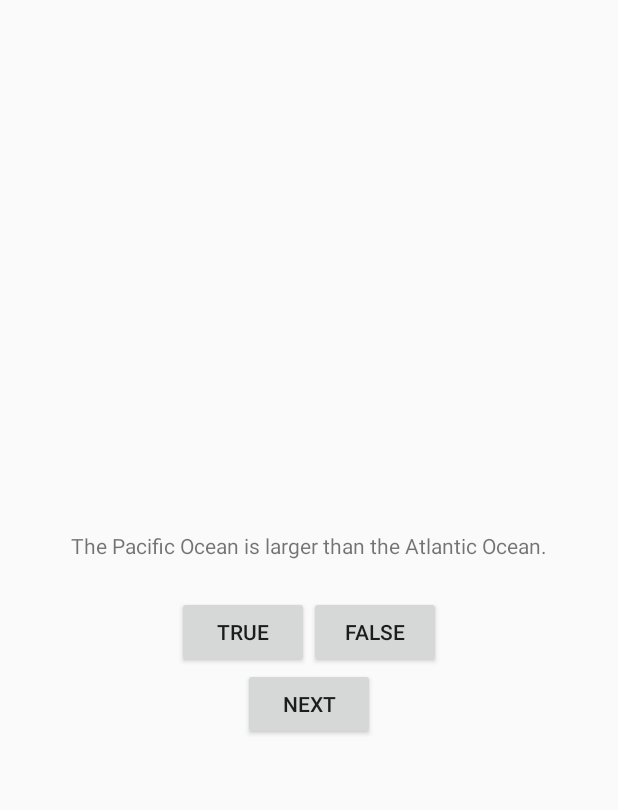
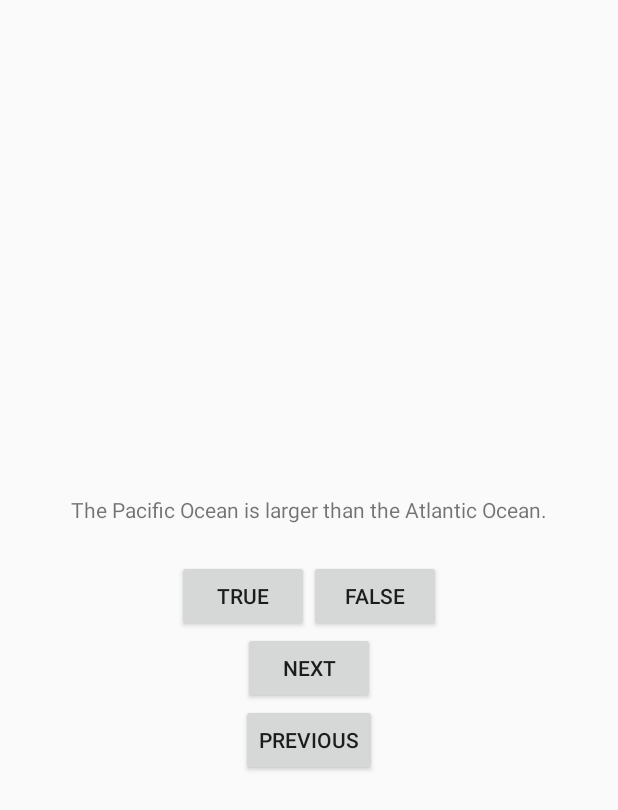
Before and after one commit to ervinb/GeoQuiz, an Android app: the screen it shows after launch (QuizActivity), on a phone screen of 412 x 824 dp. Shown: the top 810 px of the screen. Run offline under Robolectric (Android 15) with nearby library versions, the phone set to English and light mode, and no system bars.

Commit message:
Save state on config change and add a landscape layout

```diff
--- a/GeoQuiz/src/main/java/com/example/geoquiz/QuizActivity.java
+++ b/GeoQuiz/src/main/java/com/example/geoquiz/QuizActivity.java
@@ -2,6 +2,7 @@ package com.example.geoquiz;
 
 import android.app.Activity;
 import android.os.Bundle;
+import android.util.Log;
 import android.view.Menu;
 import android.view.MenuItem;
 import android.view.View;
@@ -14,7 +15,12 @@ public class QuizActivity extends Activity {
     private Button mTrueButton;
     private Button mFalseButton;
     private Button mNextButton;
+    private Button mPrevButton;
+
     private TextView mQuestionTextView;
+
+    private static final String TAG = "GeoQuiz";
+    private static final String KEY_INDEX = "index";
 
     private TrueFalse[] mQuestionBank = new TrueFalse[] {
             new TrueFalse(R.string.question_oceans, true),
@@ -51,7 +57,18 @@ public class QuizActivity extends Activity {
         super.onCreate(savedInstanceState);
         setContentView(R.layout.activity_quiz);
 
+        if (savedInstanceState != null)
+            mCurrentIndex = savedInstanceState.getInt(KEY_INDEX, 0);
+
         mQuestionTextView = (TextView) findViewById(R.id.question_text_view);
+        mQuestionTextView.setOnClickListener(new View.OnClickListener() {
+            @Override
+            public void onClick(View view) {
+                mCurrentIndex++;
+                mCurrentIndex = mCurrentIndex % mQuestionBank.length;
+                updateQuestion();
+            }
+        });
         updateQuestion();
 
         mFalseButton = (Button) findViewById(R.id.false_button);
@@ -79,10 +96,29 @@ public class QuizActivity extends Activity {
         mNextButton.setOnClickListener(new View.OnClickListener() {
             @Override
             public void onClick(View view) {
-                mCurrentIndex = mCurrentIndex++ % mQuestionBank.length;
+                mCurrentIndex++;
+                mCurrentIndex = mCurrentIndex  % mQuestionBank.length;
                 updateQuestion();
             }
         });
+
+        mPrevButton = (Button) findViewById(R.id.prev_button);
+        mPrevButton.setOnClickListener(new View.OnClickListener() {
+            @Override
+            public void onClick(View view) {
+                mCurrentIndex--;
+                if (mCurrentIndex < 0)
+                    mCurrentIndex = mQuestionBank.length - 1;
+                updateQuestion();
+            }
+        });
+    }
+
+    @Override
+    protected void onSaveInstanceState(Bundle outState) {
+        super.onSaveInstanceState(outState);
+        Log.i(TAG, "onSaveInstanceState");
+        outState.putInt(KEY_INDEX, mCurrentIndex);
     }
 
 
--- /dev/null
+++ b/GeoQuiz/src/main/res/layout-land/activity_quiz.xml
@@ -0,0 +1,43 @@
+<?xml version="1.0" encoding="utf-8"?>
+
+<FrameLayout xmlns:android="http://schemas.android.com/apk/res/android"
+              android:orientation="vertical"
+              android:layout_width="match_parent"
+              android:layout_height="match_parent">
+
+    <TextView android:layout_width="wrap_content"
+              android:layout_height="wrap_content"
+              android:id="@+id/question_text_view"
+              android:layout_gravity="center_horizontal"
+              android:padding="24dp"/>
+
+    <LinearLayout android:layout_width="wrap_content"
+                  android:layout_height="wrap_content"
+                  android:layout_gravity="center_horizontal|center_vertical"
+                  android:orientation="horizontal">
+
+        <Button android:layout_width="wrap_content"
+                android:layout_height="wrap_content"
+                android:id="@+id/true_button"
+                android:text="@string/true_button"/>
+
+        <Button android:layout_width="wrap_content"
+                android:layout_height="wrap_content"
+                android:id="@+id/false_button"
+                android:text="@string/false_button"/>
+
+    </LinearLayout>
+
+    <Button android:layout_width="wrap_content"
+            android:layout_height="wrap_content"
+            android:id="@+id/next_button"
+            android:text="@string/next_question_button"
+            android:layout_gravity="bottom|right"/>
+
+    <Button android:layout_width="wrap_content"
+            android:layout_height="wrap_content"
+            android:id="@+id/prev_button"
+            android:text="@string/prev_question_button"
+            android:layout_gravity="bottom|left"/>
+
+</FrameLayout>
--- a/GeoQuiz/src/main/res/layout/activity_quiz.xml
+++ b/GeoQuiz/src/main/res/layout/activity_quiz.xml
@@ -30,4 +30,9 @@
             android:layout_height="wrap_content"
             android:text="@string/next_question_button"/>
 
+    <Button android:id="@+id/prev_button"
+            android:layout_width="wrap_content"
+            android:layout_height="wrap_content"
+            android:text="@string/prev_question_button"/>
+
 </LinearLayout>
--- a/GeoQuiz/src/main/res/values/strings.xml
+++ b/GeoQuiz/src/main/res/values/strings.xml
@@ -10,6 +10,7 @@
     <string name="correct_toast">Correct!</string>
     <string name="incorrect_toast">Wrong!</string>
     <string name="next_question_button">Next</string>
+    <string name="prev_question_button">Previous</string>
     <string name="question_oceans">The Pacific Ocean is larger than
         the Atlantic Ocean.</string>
     <string name="question_mideast">The Suez Canal connects the Red Sea
```
Also changed, not shown: 1 other file.
